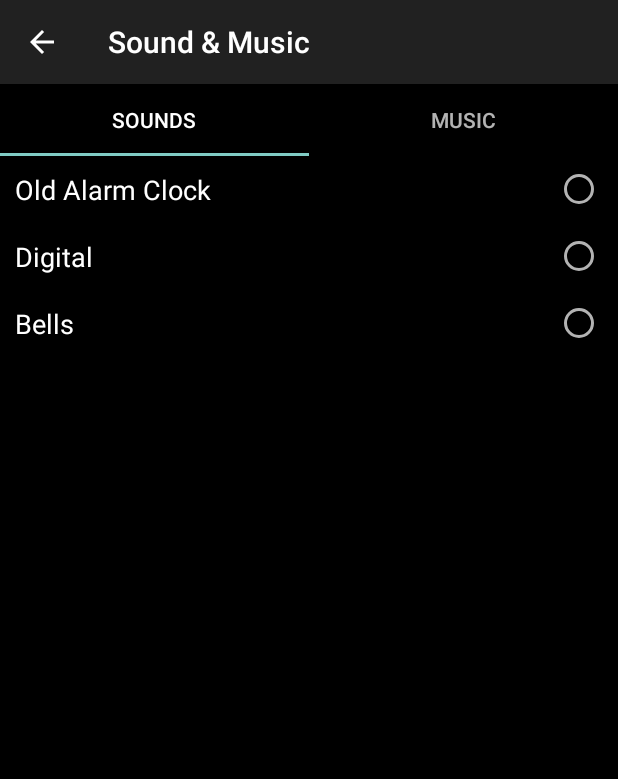
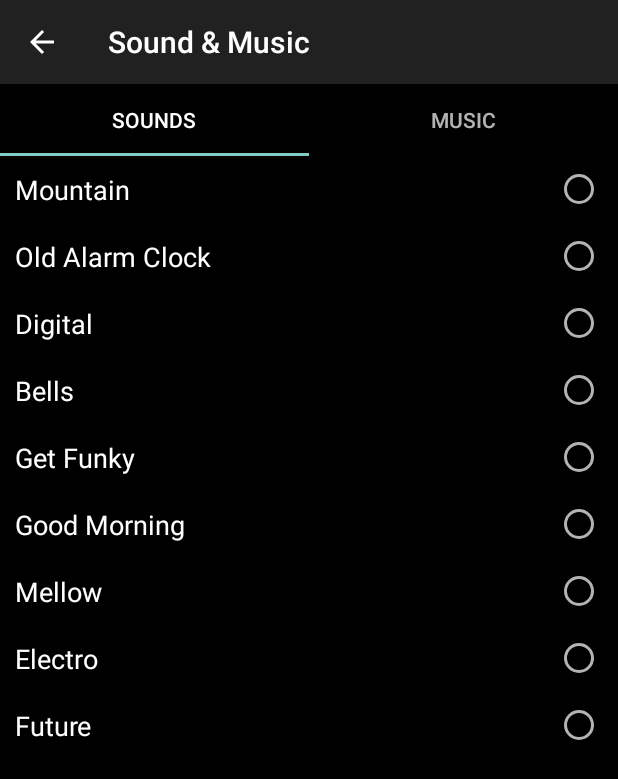
Before and after one commit to vtabk2/Alarm_Clock_1, an Android app: the SoundFragment screen opened directly, with no data from a screen before it, on a phone screen of 412 x 824 dp. Shown: the top 779 px of the screen. Run offline under Robolectric (Android 15) with nearby library versions, the phone set to English and light mode, and no system bars; 1 statement that could not run was skipped.

Commit message:
alarm_music

```diff
--- a/app/src/main/java/com/example/framgia/alarmclock/data/listener/OnSelectMusicListener.java
+++ b/app/src/main/java/com/example/framgia/alarmclock/data/listener/OnSelectMusicListener.java
@@ -1,4 +1,6 @@
 package com.example.framgia.alarmclock.data.listener;
+
+import android.support.annotation.RawRes;
 
 /**
  * Created by framgia on 22/07/2016.
@@ -6,4 +8,5 @@ package com.example.framgia.alarmclock.data.listener;
 public interface OnSelectMusicListener {
     void onSelected(String musicName, String musicPath);
     String getMusicName();
+    void onSelected(String musicName, @RawRes int resId);
 }
--- a/app/src/main/java/com/example/framgia/alarmclock/ui/activity/AlarmDetailActivity.java
+++ b/app/src/main/java/com/example/framgia/alarmclock/ui/activity/AlarmDetailActivity.java
@@ -102,8 +102,8 @@ public class AlarmDetailActivity extends AppCompatActivity implements View.OnCli
         if (id == Constants.DEFAULT_INTENT_VALUE) {
             mButtonSaveNewAlarm.setVisibility(View.VISIBLE);
             mAlarm = new Alarm(mAlarmRepository.getNextId(),
-                Calendar.getInstance().getTimeInMillis(), new Song(mAlarmRepository.getNextId(),
-                "", ""), Constants.DEFAULT_ALARM_VOLUME, true, false,
+                Calendar.getInstance().getTimeInMillis(), new Song(mAlarmRepository.getNextId(),"",
+                Constants.DEFAULT_ALARM_SOUND), Constants.DEFAULT_ALARM_VOLUME, true, false,
                 Constants.DEFAULT_ALARM_SNOOZE_TIME, "", true,
                 new Repeat(false, false, false, false, false, false, false, false));
         } else {
--- a/app/src/main/java/com/example/framgia/alarmclock/ui/fragment/SoundFragment.java
+++ b/app/src/main/java/com/example/framgia/alarmclock/ui/fragment/SoundFragment.java
@@ -16,11 +16,19 @@ import com.example.framgia.alarmclock.data.listener.OnSelectMusicListener;
  * Created by framgia on 21/07/2016.
  */
 public class SoundFragment extends Fragment implements RadioGroup.OnCheckedChangeListener {
-    private final String OLD_ALARM_CLOCK = "Old Alarm CLock";
-    private final String DIGITAL = "Digital";
-    private final String BELLS = "Bells";
+    public static final String MOUNTAIN = "Mountain";
+    public static final String OLD_ALARM_CLOCK = "Old Alarm CLock";
+    public static final String DIGITAL = "Digital";
+    public static final String BELLS = "Bells";
+    public static final String GET_FUNKY = "Get Funky";
+    public static final String GOOD_MORNING = "Good Morning";
+    public static final String MELLOW = "Mellow";
+    public static final String ELECTRO = "Electro";
+    public static final String FUTURE = "Future";
+    private RadioButton mRadioButtonMountain, mRadioButtonOldAlarmClock, mRadioButtonDigital,
+        mRadioButtonBells, mRadioButtonGetFunky, mRadioButtonGoodMorning, mRadioButtonMellow,
+        mRadioButtonElectro, mRadioButtonFuture;
     private OnSelectMusicListener mOnSelectMusicListener;
-    private RadioButton mRadioButtonOldAlarmClock, mRadioButtonDigital, mRadioButtonBells;
 
     @Override
     public View onCreateView(LayoutInflater inflater, ViewGroup viewGroup,
@@ -38,15 +46,24 @@ public class SoundFragment extends Fragment implements RadioGroup.OnCheckedChang
     }
 
     private void initViews(View view) {
-        mRadioButtonOldAlarmClock = (RadioButton) view.findViewById(R.id
-            .radio_button_old_alarm_clock);
+        mRadioButtonMountain = (RadioButton) view.findViewById(R.id.radio_button_mountain);
+        mRadioButtonOldAlarmClock =
+            (RadioButton) view.findViewById(R.id.radio_button_old_alarm_clock);
         mRadioButtonDigital = (RadioButton) view.findViewById(R.id.radio_button_digital);
         mRadioButtonBells = (RadioButton) view.findViewById(R.id.radio_button_bells);
+        mRadioButtonGetFunky = (RadioButton) view.findViewById(R.id.radio_button_get_funky);
+        mRadioButtonGoodMorning = (RadioButton) view.findViewById(R.id.radio_button_good_morning);
+        mRadioButtonMellow = (RadioButton) view.findViewById(R.id.radio_button_mellow);
+        mRadioButtonElectro = (RadioButton) view.findViewById(R.id.radio_button_electro);
+        mRadioButtonFuture = (RadioButton) view.findViewById(R.id.radio_button_future);
         ((RadioGroup) view.findViewById(R.id.radio_group_sound)).setOnCheckedChangeListener(this);
     }
 
     private void setDataToViews() {
         switch (mOnSelectMusicListener.getMusicName()) {
+            case MOUNTAIN:
+                mRadioButtonMountain.setChecked(true);
+                break;
             case OLD_ALARM_CLOCK:
                 mRadioButtonOldAlarmClock.setChecked(true);
                 break;
@@ -56,20 +73,53 @@ public class SoundFragment extends Fragment implements RadioGroup.OnCheckedChang
             case BELLS:
                 mRadioButtonBells.setChecked(true);
                 break;
+            case GET_FUNKY:
+                mRadioButtonGetFunky.setChecked(true);
+                break;
+            case GOOD_MORNING:
+                mRadioButtonGoodMorning.setChecked(true);
+                break;
+            case MELLOW:
+                mRadioButtonMellow.setChecked(true);
+                break;
+            case ELECTRO:
+                mRadioButtonElectro.setChecked(true);
+                break;
+            case FUTURE:
+                mRadioButtonFuture.setChecked(true);
+                break;
         }
     }
 
     @Override
     public void onCheckedChanged(RadioGroup radioGroup, int checkedId) {
-        switch (checkedId) {
+        switch (radioGroup.getCheckedRadioButtonId()) {
+            case R.id.radio_button_mountain:
+                mOnSelectMusicListener.onSelected(MOUNTAIN, R.raw.mountain);
+                break;
             case R.id.radio_button_old_alarm_clock:
-                mOnSelectMusicListener.onSelected(OLD_ALARM_CLOCK, OLD_ALARM_CLOCK);
+                mOnSelectMusicListener.onSelected(OLD_ALARM_CLOCK, R.raw.old_alarm_clock);
                 break;
             case R.id.radio_button_digital:
-                mOnSelectMusicListener.onSelected(DIGITAL, DIGITAL);
+                mOnSelectMusicListener.onSelected(DIGITAL, R.raw.digital);
                 break;
             case R.id.radio_button_bells:
-                mOnSelectMusicListener.onSelected(BELLS, BELLS);
+                mOnSelectMusicListener.onSelected(BELLS, R.raw.bells);
+                break;
+            case R.id.radio_button_get_funky:
+                mOnSelectMusicListener.onSelected(GET_FUNKY, R.raw.get_funky);
+                break;
+            case R.id.radio_button_good_morning:
+                mOnSelectMusicListener.onSelected(GOOD_MORNING, R.raw.good_morning);
+                break;
+            case R.id.radio_button_mellow:
+                mOnSelectMusicListener.onSelected(MELLOW, R.raw.mellow);
+                break;
+            case R.id.radio_button_electro:
+                mOnSelectMusicListener.onSelected(ELECTRO, R.raw.electro);
+                break;
+            case R.id.radio_button_future:
+                mOnSelectMusicListener.onSelected(FUTURE, R.raw.future);
                 break;
         }
     }
--- a/app/src/main/res/layout/fragment_sound.xml
+++ b/app/src/main/res/layout/fragment_sound.xml
@@ -8,6 +8,11 @@
         android:id="@+id/radio_group_sound"
         android:layout_width="match_parent"
         android:layout_height="match_parent">
+
+        <RadioButton
+            android:id="@+id/radio_button_mountain"
+            style="@style/item_radio_button"
+            android:text="@string/sound_mountain"/>
 
         <RadioButton
             android:id="@+id/radio_button_old_alarm_clock"
@@ -23,5 +28,30 @@
             android:id="@+id/radio_button_bells"
             style="@style/item_radio_button"
             android:text="@string/sound_bells"/>
+
+        <RadioButton
+            android:id="@+id/radio_button_get_funky"
+            style="@style/item_radio_button"
+            android:text="@string/sound_get_funky"/>
+
+        <RadioButton
+            android:id="@+id/radio_button_good_morning"
+            style="@style/item_radio_button"
+            android:text="@string/sound_good_morning"/>
+
+        <RadioButton
+            android:id="@+id/radio_button_mellow"
+            style="@style/item_radio_button"
+            android:text="@string/sound_mellows"/>
+
+        <RadioButton
+            android:id="@+id/radio_button_electro"
+            style="@style/item_radio_button"
+            android:text="@string/sound_electro"/>
+
+        <RadioButton
+            android:id="@+id/radio_button_future"
+            style="@style/item_radio_button"
+            android:text="@string/sound_future"/>
     </RadioGroup>
 </ScrollView>
--- a/app/src/main/res/values/strings.xml
+++ b/app/src/main/res/values/strings.xml
@@ -89,4 +89,10 @@
     <string name="advanced_time_picker_type_digital">Digital</string>
     <string name="advanced_time_picker_type_analog">Analog</string>
     <string name="battery">Battery: %1$d%%</string>
+    <string name="sound_mountain">Mountain</string>
+    <string name="sound_get_funky">Get Funky</string>
+    <string name="sound_good_morning">Good Morning</string>
+    <string name="sound_mellows">Mellow</string>
+    <string name="sound_electro">Electro</string>
+    <string name="sound_future">Future</string>
 </resources>
```
Also changed, not shown: app/src/main/java/com/example/framgia/alarmclock/ui/activity/SoundMusicActivity.java (+14 -5 lines), 1 other file.
